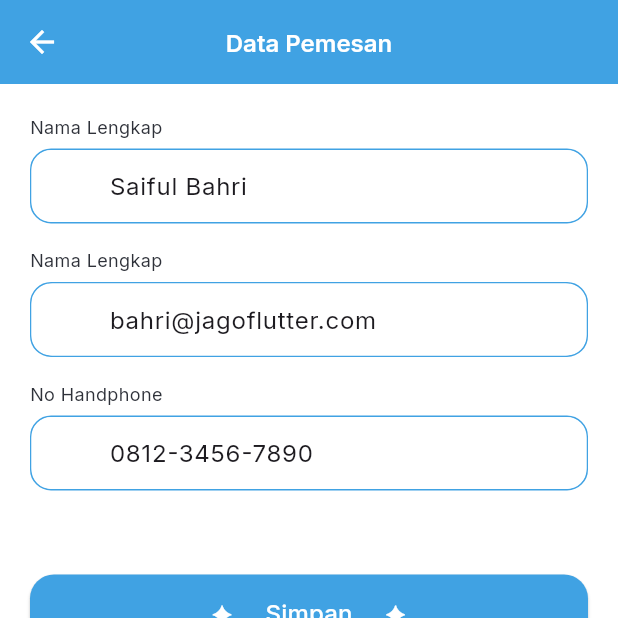
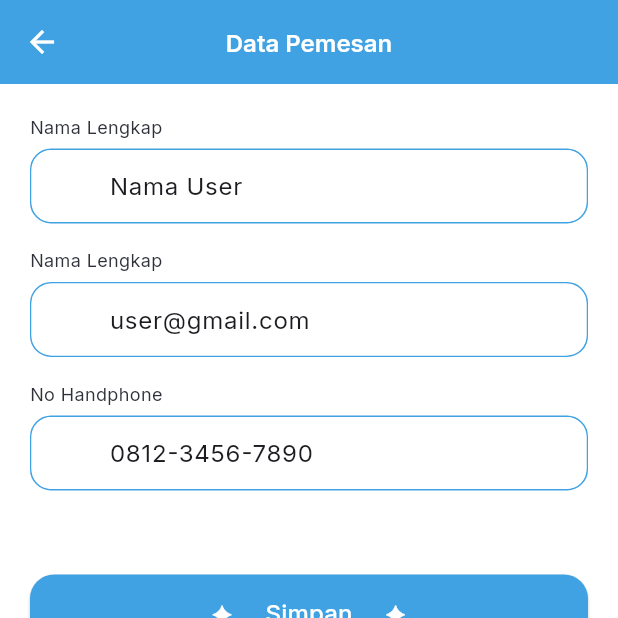
Before and after one commit to fadlyfd/ayo_piknik, a Flutter app: the DataCustomerPage screen opened directly, on a phone screen of 412 x 824 dp, the top half of it. Run offline on Flutter 3.47's test engine with Material 3 defaults, Android fonts, the phone set to English and light mode, and no system bars; our stand-ins replace dartz, firebase_auth, firebase_core, flutter_bloc, flutter_svg, freezed_annotation and 7 more; missing offline and left inert: mobile_scanner; accounts and stored records are empty.

Commit message:
hide simpan

```diff
--- a/lib/main.dart
+++ b/lib/main.dart
@@ -1,3 +1,4 @@
+import 'package:firebase_core/firebase_core.dart';
 import 'package:flutter/material.dart';
 import 'package:flutter/services.dart';
 import 'package:flutter_ayo_piknik/core/constants/colors.dart';
@@ -31,12 +32,21 @@ import 'package:flutter_ayo_piknik/presentation/partner/transaction/blocs/get_to
 import 'package:flutter_bloc/flutter_bloc.dart';
 import 'package:google_fonts/google_fonts.dart';
 import 'package:intl/date_symbol_data_local.dart';
+import 'firebase_options.dart';
 
 void main() async {
   WidgetsFlutterBinding.ensureInitialized();
   await initializeDateFormatting('id_ID', null);
   runApp(const MyApp());
 }
+
+/* void main() async {
+  WidgetsFlutterBinding.ensureInitialized();
+  await Firebase.initializeApp(
+    options: DefaultFirebaseOptions.currentPlatform,
+  );
+  runApp(const MyApp());
+} */
 
 class MyApp extends StatelessWidget {
   const MyApp({super.key});
--- a/lib/presentation/explore/pages/data_customer_page.dart
+++ b/lib/presentation/explore/pages/data_customer_page.dart
@@ -19,8 +19,8 @@ class _DataCustomerPageState extends State<DataCustomerPage> {
 
   @override
   void initState() {
-    nameController = TextEditingController(text: 'Saiful Bahri');
-    emailController = TextEditingController(text: 'bahri@jagoflutter.com');
+    nameController = TextEditingController(text: 'Nama User');
+    emailController = TextEditingController(text: 'user@gmail.com');
     phoneConroller = TextEditingController(text: '0812-3456-7890');
     super.initState();
   }
--- a/lib/presentation/home/pages/home_page.dart
+++ b/lib/presentation/home/pages/home_page.dart
@@ -66,12 +66,12 @@ class _HomePageState extends State<HomePage> {
                 onTap: () {
                   _onItemTapped(1);
                 }),
-            NavItem(
+            /* NavItem(
               iconPath: Assets.icons.save.path,
               label: 'Simpan',
               isActive: _selectedIndex == 2,
               onTap: () => _onItemTapped(2),
-            ),
+            ), */
             NavItem(
               iconPath: Assets.icons.profile.path,
               label: 'Profile',
--- a/lib/presentation/profile/pages/profile_page.dart
+++ b/lib/presentation/profile/pages/profile_page.dart
@@ -93,7 +93,7 @@ class ProfilePage extends StatelessWidget {
                   ),
                   const SpaceHeight(24),
                   const Text(
-                    "Saiful Bahri",
+                    "Nama User",
                     style: TextStyle(
                       fontSize: 16.0,
                       fontWeight: FontWeight.w600,
@@ -101,7 +101,7 @@ class ProfilePage extends StatelessWidget {
                     ),
                   ),
                   const Text(
-                    "bahri@jagoflutter.com",
+                    "user@gmail.com",
                     style: TextStyle(
                       fontSize: 14.0,
                       color: AppColors.white,
--- a/pubspec.yaml
+++ b/pubspec.yaml
@@ -31,7 +31,7 @@ dependencies:
   cupertino_icons: ^1.0.8
   dartz: ^0.10.1
   firebase_auth: ^5.4.1
-  firebase_core: ^3.10.1
+  firebase_core: ^3.11.0
   flutter:
     sdk: flutter
   flutter_bloc: ^9.0.0
```
Also changed, not shown: lib/firebase_options.dart (added), pubspec.lock.
